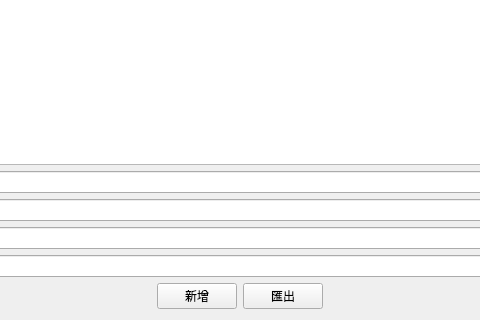
First picture: the form in mywidget.ui, repository EARTYXC789/ContactBook, before the edit; both pictures show x 160 to 640 and y 280 to 600 of the 800 by 600 pixel window.
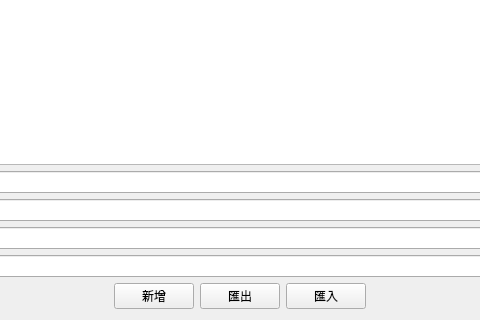
Second picture: the form after the edit.

The edit to the form file:
```diff
--- a/mywidget.ui
+++ b/mywidget.ui
@@ -98,6 +98,13 @@
        </property>
       </widget>
      </item>
+     <item>
+      <widget class="QPushButton" name="pushButton_3">
+       <property name="text">
+        <string>匯入</string>
+       </property>
+      </widget>
+     </item>
      <item>
       <spacer name="horizontalSpacer_2">
        <property name="orientation">
```
